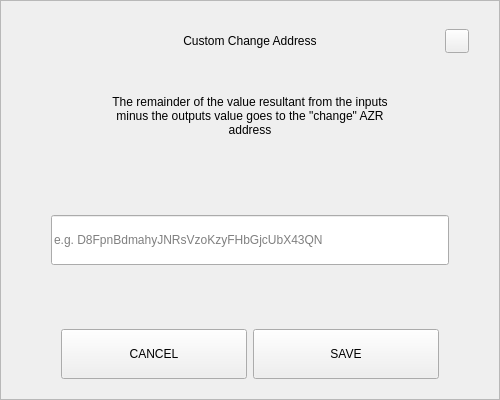
The window that src/qt/pivx/forms/sendchangeaddressdialog.ui (decenomy/DSW) describes before a commit, drawn with Qt 5.
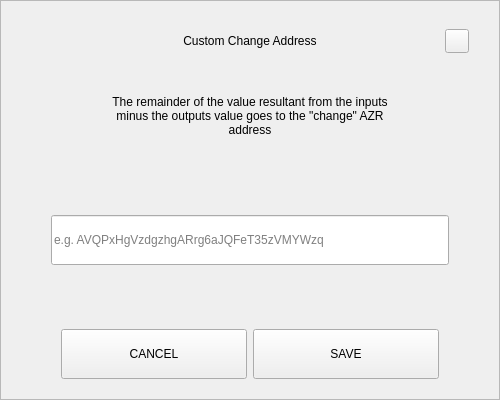
The same window after the commit.

Patch:
```diff
--- a/src/qt/pivx/forms/sendchangeaddressdialog.ui
+++ b/src/qt/pivx/forms/sendchangeaddressdialog.ui
@@ -207,7 +207,7 @@
            </size>
           </property>
           <property name="placeholderText">
-           <string notr="true">e.g. D8FpnBdmahyJNRsVzoKzyFHbGjcUbX43QN</string>
+           <string notr="true">e.g. AVQPxHgVzdgzhgARrg6aJQFeT35zVMYWzq</string>
           </property>
          </widget>
         </item>
```
